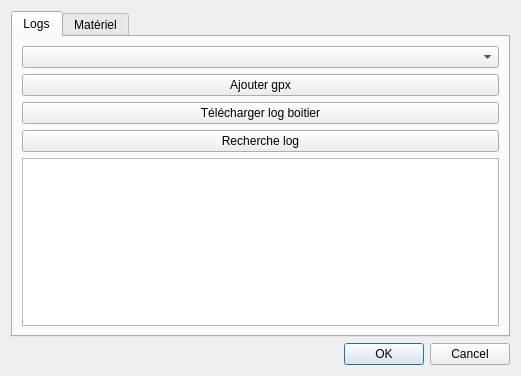
Old version of the form seafoil-log-analyzer/ui/session.ui in the repository ThomasLeMezo/seafoil-tools.
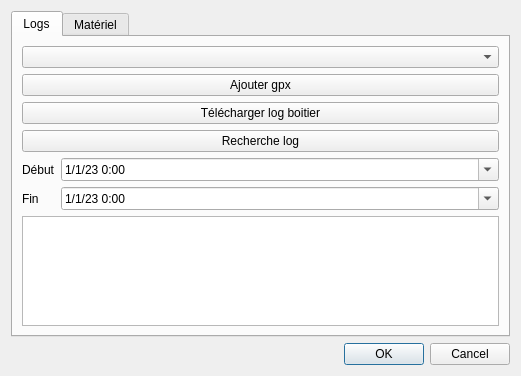
New version of the form.

Patch:
```diff
--- a/seafoil-log-analyzer/ui/session.ui
+++ b/seafoil-log-analyzer/ui/session.ui
@@ -23,38 +23,92 @@
       <attribute name="title">
        <string>Logs</string>
       </attribute>
-      <layout class="QGridLayout" name="gridLayout_2">
-       <item row="4" column="0" rowspan="3">
-        <widget class="QListView" name="listView_log"/>
+      <layout class="QFormLayout" name="formLayout_2">
+       <item row="4" column="0">
+        <widget class="QLabel" name="label_10">
+         <property name="text">
+          <string>Début</string>
+         </property>
+        </widget>
        </item>
-       <item row="1" column="0">
+       <item row="0" column="0" colspan="2">
+        <widget class="QComboBox" name="comboBox_rider">
+         <property name="editable">
+          <bool>false</bool>
+         </property>
+        </widget>
+       </item>
+       <item row="1" column="0" colspan="2">
         <widget class="QPushButton" name="pushButton_upload_gpx">
          <property name="text">
           <string>Ajouter gpx</string>
          </property>
         </widget>
        </item>
-       <item row="2" column="0">
+       <item row="2" column="0" colspan="2">
         <widget class="QPushButton" name="pushButton_upload_log">
          <property name="text">
           <string>Télécharger log boitier</string>
          </property>
         </widget>
        </item>
-       <item row="0" column="0">
-        <widget class="QComboBox" name="comboBox_rider">
-         <property name="editable">
-          <bool>false</bool>
-         </property>
-        </widget>
-       </item>
-       <item row="3" column="0">
+       <item row="3" column="0" colspan="2">
         <widget class="QPushButton" name="pushButton_search_log">
          <property name="text">
           <string>Recherche log</string>
          </property>
         </widget>
        </item>
+       <item row="4" column="1">
+        <widget class="QDateTimeEdit" name="dateTimeEdit_start">
+         <property name="minimumDateTime">
+          <datetime>
+           <hour>0</hour>
+           <minute>0</minute>
+           <second>0</second>
+           <year>2023</year>
+           <month>1</month>
+           <day>1</day>
+          </datetime>
+         </property>
+         <property name="displayFormat">
+          <string>d/M/yy h:mm</string>
+         </property>
+         <property name="calendarPopup">
+          <bool>true</bool>
+         </property>
+        </widget>
+       </item>
+       <item row="6" column="1">
+        <widget class="QDateTimeEdit" name="dateTimeEdit_end">
+         <property name="minimumDateTime">
+          <datetime>
+           <hour>0</hour>
+           <minute>0</minute>
+           <second>0</second>
+           <year>2023</year>
+           <month>1</month>
+           <day>1</day>
+          </datetime>
+         </property>
+         <property name="displayFormat">
+          <string>d/M/yy h:mm</string>
+         </property>
+         <property name="calendarPopup">
+          <bool>true</bool>
+         </property>
+        </widget>
+       </item>
+       <item row="7" column="0" colspan="2">
+        <widget class="QListView" name="listView_log"/>
+       </item>
+       <item row="6" column="0">
+        <widget class="QLabel" name="label_11">
+         <property name="text">
+          <string>Fin</string>
+         </property>
+        </widget>
+       </item>
       </layout>
      </widget>
      <widget class="QWidget" name="tab_2">
@@ -80,7 +134,7 @@
         </widget>
        </item>
        <item row="2" column="1">
-        <widget class="QDoubleSpinBox" name="doubleSpinBox">
+        <widget class="QDoubleSpinBox" name="doubleSpinBox_rake">
          <property name="suffix">
           <string> deg</string>
          </property>
@@ -108,7 +162,7 @@
         </widget>
        </item>
        <item row="6" column="1">
-        <widget class="QDoubleSpinBox" name="doubleSpinBox_2">
+        <widget class="QDoubleSpinBox" name="doubleSpinBox_stab_shim">
          <property name="suffix">
           <string> deg</string>
          </property>
@@ -158,7 +212,7 @@
         <widget class="QComboBox" name="comboBox_fuselage"/>
        </item>
        <item row="1" column="1">
-        <widget class="QDoubleSpinBox" name="doubleSpinBox">
+        <widget class="QDoubleSpinBox" name="doubleSpinBox_mast_foot_position">
          <property name="suffix">
           <string> cm</string>
          </property>
```
